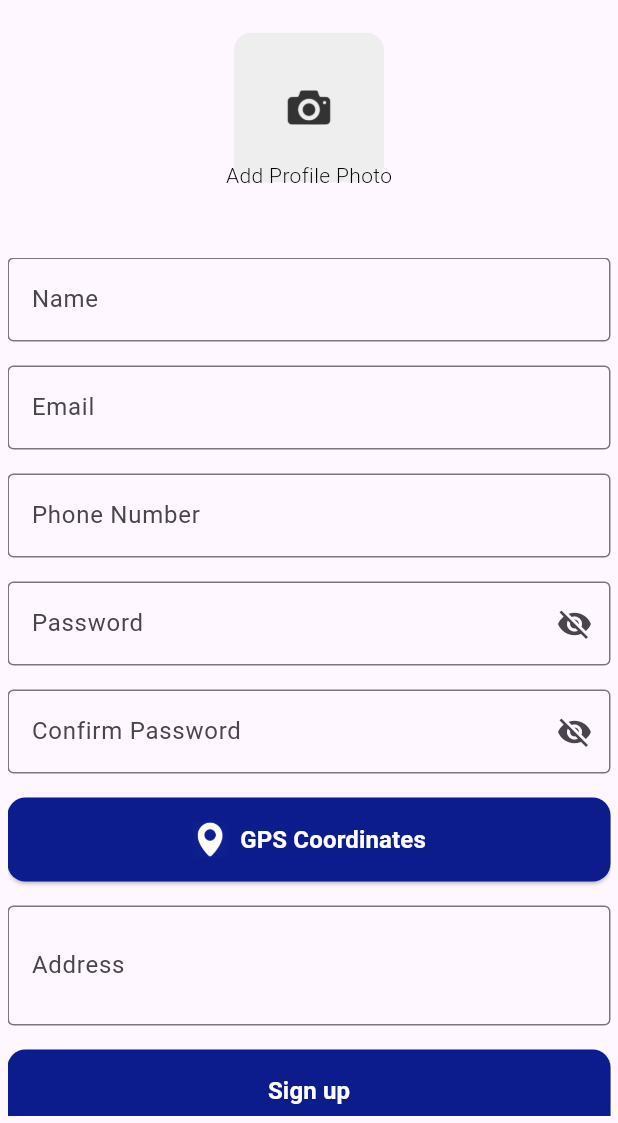
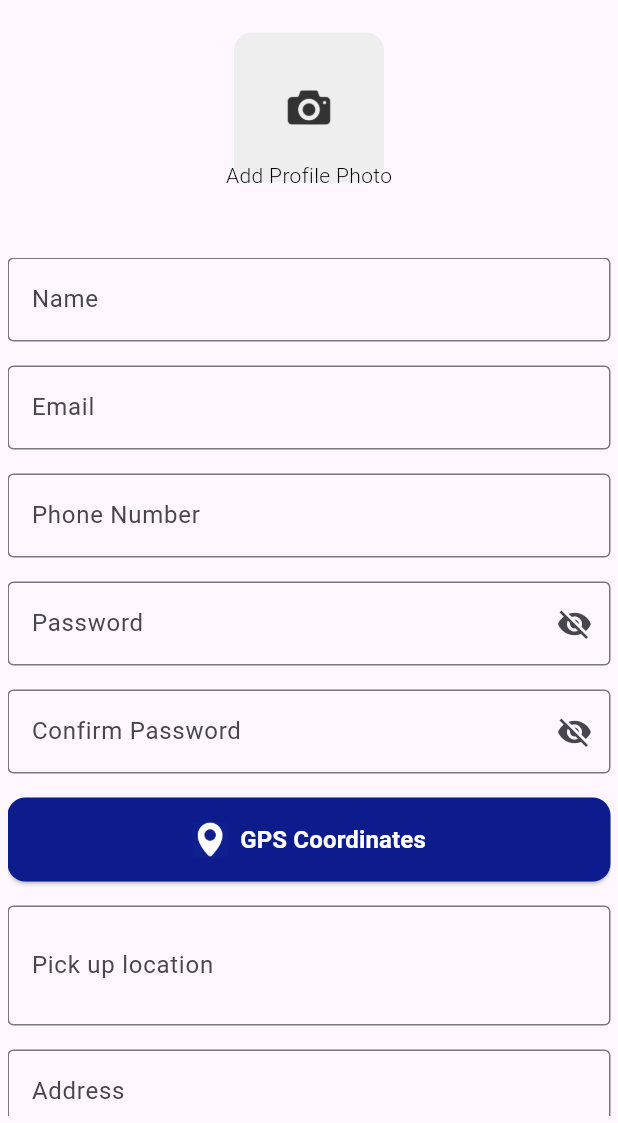
Before and after one commit to Thipparat07/Delivery-Application, a Flutter app: the Registeru screen opened directly, on a phone screen of 412 x 824 dp, the part 113-1236 px from its top. Run offline on Flutter 3.47's test engine with Material 3 defaults, Android fonts, the phone set to English and light mode, and no system bars; our stand-ins replace firebase_core, geocoding, geolocator, get, get_storage, google_maps_flutter and 2 more; accounts and stored records are empty; Roboto replaces fonts that are missing (Aleo).

```diff
--- a/lib/registerU.dart
+++ b/lib/registerU.dart
@@ -37,6 +37,7 @@ class _RegisteruState extends State<Registeru> {
   String? _phoneNumber; // Variable to store phone number
   Uint8List? _imageBytes; // Variable to store the image bytes
   String url = '';
+  String? _manualAddress; // ตัวแปรเพื่อเก็บที่อยู่ที่กรอกด้วยตนเอง
 
   @override
   void initState() {
@@ -505,7 +506,7 @@ class _RegisteruState extends State<Registeru> {
                     const SizedBox(height: 16),
                     TextFormField(
                       decoration: const InputDecoration(
-                        labelText: 'Address',
+                        labelText: 'Pick up location',
                         border: OutlineInputBorder(),
                       ),
                       maxLines: 2, // Allow multiple lines
@@ -519,6 +520,32 @@ class _RegisteruState extends State<Registeru> {
                         return null;
                       },
                     ),
+                    const SizedBox(height: 16),
+                    TextFormField(
+                      decoration: const InputDecoration(
+                        labelText: 'Address',
+                        border: OutlineInputBorder(),
+                      ),
+                      maxLength:
+                          100, // จำกัดที่ 100 ตัวอักษร (ปรับตามความจำเป็น)
+                      validator: (value) {
+                        if (value == null || value.isEmpty) {
+                          return 'กรุณากรอกที่อยู่'; // ต้องกรอก
+                        }
+                        if (value.contains(' ')) {
+                          return 'ห้ามมีช่องว่าง'; // ไม่อนุญาตให้มีช่องว่าง
+                        }
+                        return null;
+                      },
+                      onChanged: (value) {
+                        _manualAddress = value; // เก็บที่อยู่ที่กรอกด้วยตนเอง
+                      },
+                      inputFormatters: [
+                        FilteringTextInputFormatter.deny(
+                            RegExp(r'\s')), // ป้องกันช่องว่าง
+                      ],
+                    ),
+
                     const SizedBox(height: 16),
                     SizedBox(
                       width: double.infinity,
```
